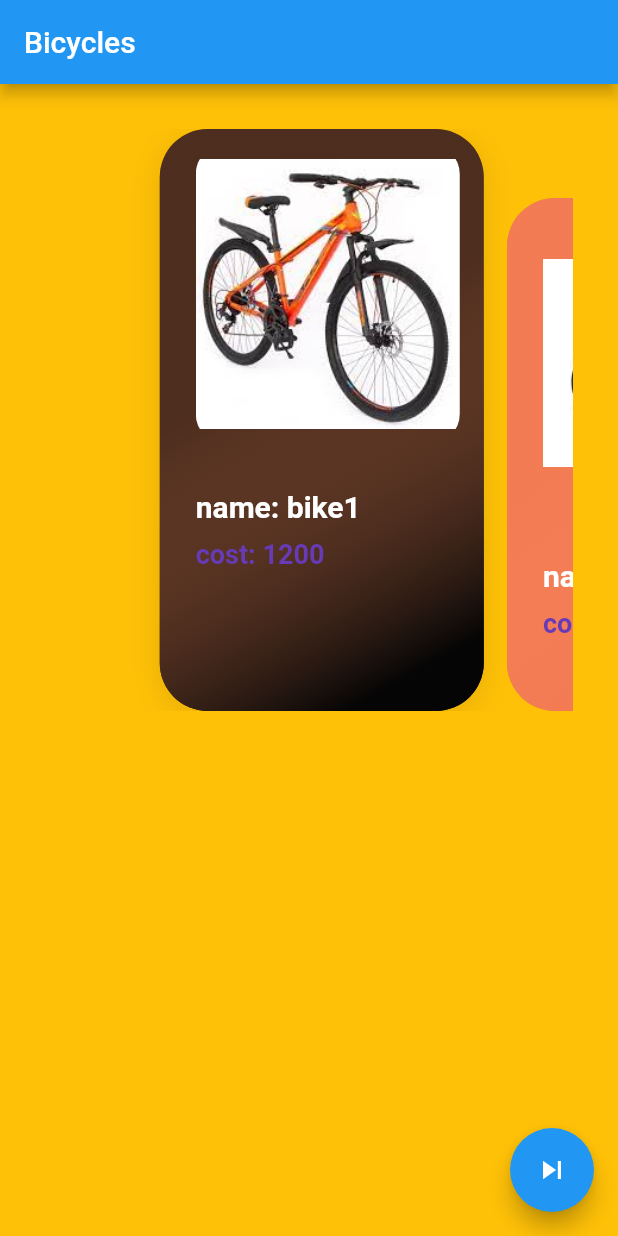
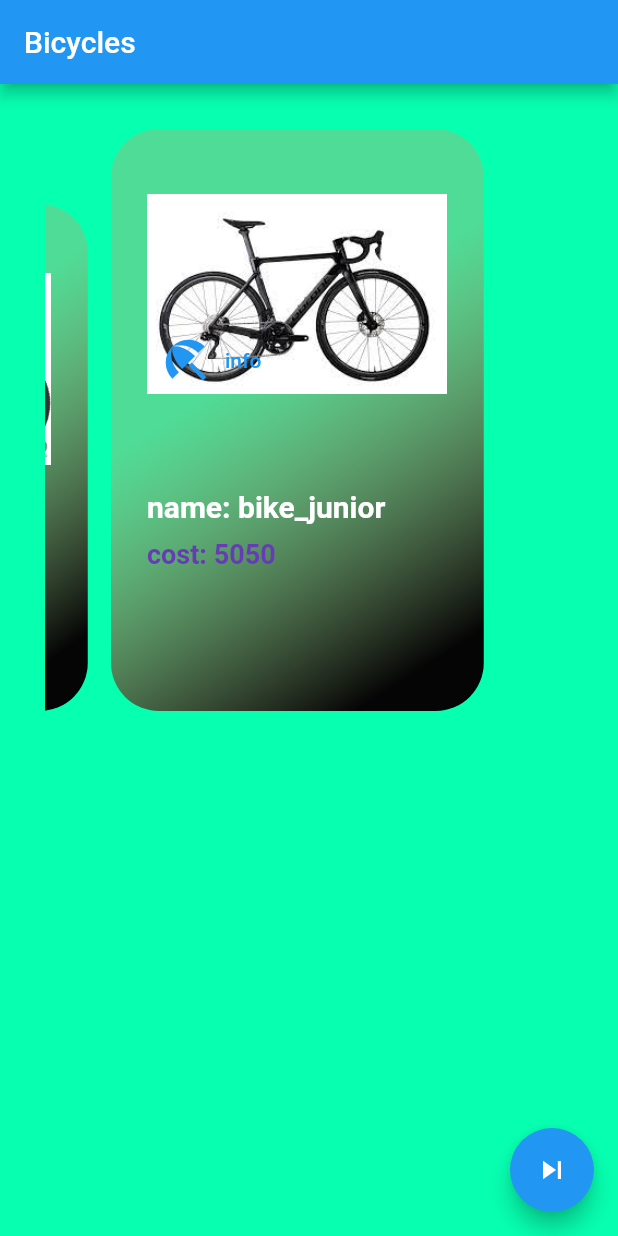
Before and after one commit to Nikita318-creator/project, a Flutter app: the screen it shows after launch, after a tap on the "skip next" icon, on a phone screen of 412 x 824 dp. Run offline on Flutter 3.47's test engine with Material 2 defaults, Android fonts, the phone set to English and light mode, and no system bars; Roboto replaces fonts that are missing (SFProText).

Commit message:
add button info

```diff
--- a/lib/Models/BicycleModels.dart
+++ b/lib/Models/BicycleModels.dart
@@ -29,21 +29,21 @@ class BicycleModels {
       name: 'bike2_blac',
       cost: '444',
       imageName: 'assets/bike2.jpeg',
-      startColor: const Color(0xFFF37552),
+      startColor: Color.fromARGB(255, 5, 5, 5),
       endColor: const Color(0xFFF58B5A),
     ),
     BicycleModel(
       name: 'bike_666',
       cost: '700',
       imageName: 'assets/bike3.jpeg',
-      startColor: const Color(0xFFF37552),
+      startColor: Color.fromARGB(255, 5, 5, 5),
       endColor: const Color(0xFFF58B5A),
     ),
     BicycleModel(
       name: 'bike_junior',
       cost: '5050',
       imageName: 'assets/bike4.jpeg',
-      startColor: const Color(0xFFF37552),
+      startColor: Color.fromARGB(255, 5, 5, 5),
       endColor: const Color(0xFFF58B5A),
     ),
   ];
--- a/lib/Views/BikeCard.dart
+++ b/lib/Views/BikeCard.dart
@@ -14,7 +14,7 @@ class BikeCard extends StatelessWidget {
   Widget build(BuildContext context) {
     final blur = active! ? 16.0 : 0.0;
     final offset = active! ? 4.0 : 0.0;
-    final top = active! ? 0.0 : 46.0;
+    final top = active! ? 0.0 : 50.0;
 
     return AnimatedContainer(
       duration: const Duration(milliseconds: 200),
@@ -22,23 +22,23 @@ class BikeCard extends StatelessWidget {
         top: top,
         bottom: 0,
         right: 15.5,
-        left: active! ? 32.5 : 0,
+        left: 0,
       ),
-      decoration: BoxDecoration(
-        borderRadius: BorderRadius.circular(32),
-        color: bicycleModel!.startColor,
-        boxShadow: [
-          BoxShadow(
-            color: Colors.black87.withOpacity(0.1),
-            blurRadius: blur,
-            offset: Offset(0, offset),
-          )
-        ],
+      // decoration: BoxDecoration(
+      //   borderRadius: BorderRadius.circular(32),
+      //   color: bicycleModel!.startColor,
+      //   boxShadow: [
+      //     BoxShadow(
+      //       color: Colors.black87.withOpacity(0.1),
+      //       blurRadius: blur,
+      //       offset: Offset(0, offset),
+      //     )
+      //   ],
       // image: DecorationImage(
       //   fit: BoxFit.cover,
-        //   image: AssetImage('assets/images/${bicycleModel!.recipeImage}'),
+      //   image: AssetImage(bicycleModel!.imageName),
       // ),
-      ),
+      // ),
       child: Container(
         padding: const EdgeInsets.only(
           left: 24,
@@ -61,11 +61,26 @@ class BikeCard extends StatelessWidget {
           children: [
             ClipRRect(
               borderRadius: BorderRadius.circular(20.0),
-              child: Image(
+              child: Stack(children: [
+                Image(
                   image: AssetImage(bicycleModel!.imageName),
                   width: 200,
                   height: 200,
                 ),
+                Positioned(
+                  bottom: index == 0 ? 0 : 30,
+                  left: 0,
+                  child: TextButton.icon(
+                    onPressed: () {},
+                    icon: Icon(
+                      Icons.beach_access,
+                      color: Colors.blue,
+                      size: 36.0,
+                    ),
+                    label: Text('info'),
+                  ),
+                ),
+              ]),
             ),
             SizedBox(height: 30),
             Text(
--- a/lib/Views/MainPage.dart
+++ b/lib/Views/MainPage.dart
@@ -36,7 +36,7 @@ class _MainPageState extends State<MainPage> {
   Widget build(BuildContext context) {
     return Scaffold(
       appBar: AppBar(title: Text('Bicycles')),
-      backgroundColor: Colors.amber,
+      backgroundColor: const Color.fromARGB(255, 7, 255, 176),
       body: Padding(
         padding:
             const EdgeInsets.only(bottom: 350, left: 30, right: 30, top: 30),
@@ -54,7 +54,21 @@ class _MainPageState extends State<MainPage> {
         ),
       ),
       floatingActionButton: FloatingActionButton(
-        onPressed: () {},
+        onPressed: () {
+          if (currentPage != bicycleModels.allBicycleModels.length - 1) {
+            pageController.animateToPage(
+              bicycleModels.allBicycleModels.length - 1,
+              duration: const Duration(milliseconds: 400),
+              curve: Curves.easeInOut,
+            );
+          } else {
+            pageController.animateToPage(
+              0,
+              duration: const Duration(milliseconds: 400),
+              curve: Curves.easeInOut,
+            );
+          }
+        },
         backgroundColor: Colors.blue,
         child: Icon(Icons.skip_next),
       ),
```
Also changed, not shown: 10 other files. Lines whose indentation alone changed are shown as unchanged.
